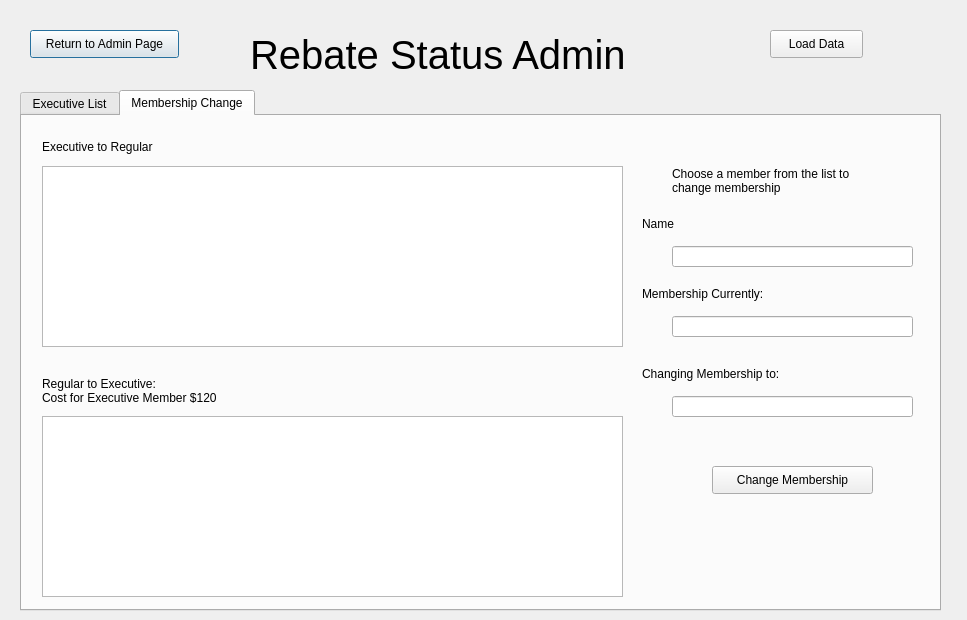
Old version of the form Project2/admin_rebate.ui in the repository tdragon00/CS1C_Project_2.
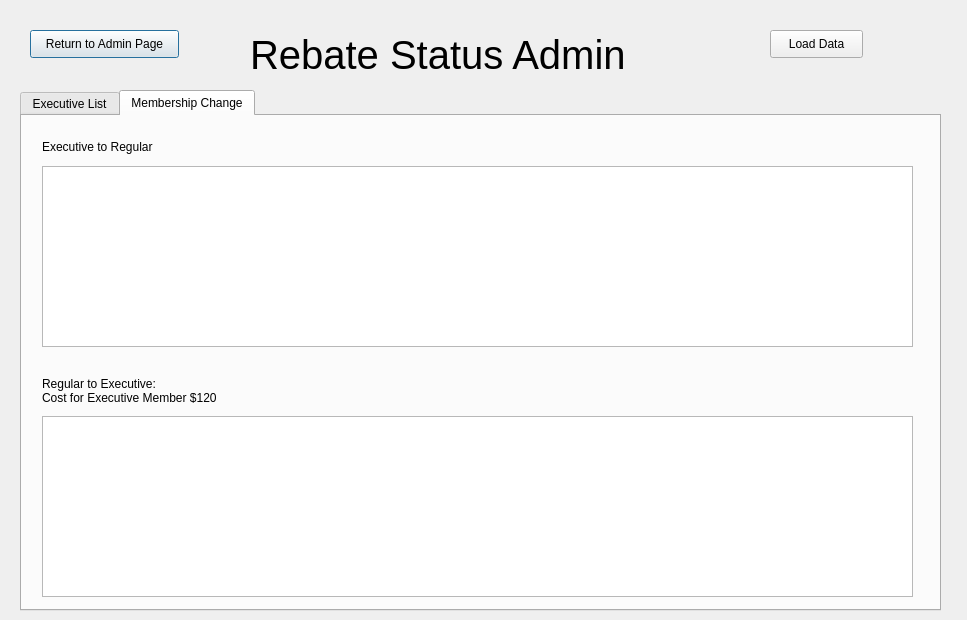
New version of the form.

Commit message:
Functionally rebate UI for admin and manager
Needs a test later on once the customers database is updated with the total purchases and total rebate.

Patch:
```diff
--- a/Project2/admin_rebate.ui
+++ b/Project2/admin_rebate.ui
@@ -80,7 +80,7 @@
       <rect>
        <x>20</x>
        <y>50</y>
-       <width>581</width>
+       <width>871</width>
        <height>181</height>
       </rect>
      </property>
@@ -90,7 +90,7 @@
       <rect>
        <x>20</x>
        <y>300</y>
-       <width>581</width>
+       <width>871</width>
        <height>181</height>
       </rect>
      </property>
@@ -122,102 +122,6 @@
 Cost for Executive Member $120</string>
      </property>
     </widget>
-    <widget class="QLabel" name="label">
-     <property name="geometry">
-      <rect>
-       <x>650</x>
-       <y>50</y>
-       <width>217</width>
-       <height>30</height>
-      </rect>
-     </property>
-     <property name="text">
-      <string>Choose a member from the list to 
-change membership</string>
-     </property>
-    </widget>
-    <widget class="QLabel" name="label_2">
-     <property name="geometry">
-      <rect>
-       <x>620</x>
-       <y>100</y>
-       <width>62</width>
-       <height>15</height>
-      </rect>
-     </property>
-     <property name="text">
-      <string>Name</string>
-     </property>
-    </widget>
-    <widget class="QLabel" name="label_3">
-     <property name="geometry">
-      <rect>
-       <x>620</x>
-       <y>170</y>
-       <width>142</width>
-       <height>15</height>
-      </rect>
-     </property>
-     <property name="text">
-      <string>Membership Currently:</string>
-     </property>
-    </widget>
-    <widget class="QLineEdit" name="nameLineEdit">
-     <property name="geometry">
-      <rect>
-       <x>650</x>
-       <y>130</y>
-       <width>241</width>
-       <height>21</height>
-      </rect>
-     </property>
-    </widget>
-    <widget class="QLineEdit" name="currentLineEdit">
-     <property name="geometry">
-      <rect>
-       <x>650</x>
-       <y>200</y>
-       <width>241</width>
-       <height>21</height>
-      </rect>
-     </property>
-    </widget>
-    <widget class="QLabel" name="label_5">
-     <property name="geometry">
-      <rect>
-       <x>620</x>
-       <y>250</y>
-       <width>159</width>
-       <height>15</height>
-      </rect>
-     </property>
-     <property name="text">
-      <string>Changing Membership to:</string>
-     </property>
-    </widget>
-    <widget class="QLineEdit" name="changeTypeLineEdit">
-     <property name="geometry">
-      <rect>
-       <x>650</x>
-       <y>280</y>
-       <width>241</width>
-       <height>21</height>
-      </rect>
-     </property>
-    </widget>
-    <widget class="QPushButton" name="pushButton">
-     <property name="geometry">
-      <rect>
-       <x>690</x>
-       <y>350</y>
-       <width>161</width>
-       <height>28</height>
-      </rect>
-     </property>
-     <property name="text">
-      <string>Change Membership</string>
-     </property>
-    </widget>
    </widget>
   </widget>
   <widget class="QPushButton" name="loadButton">
```
The commit also changes 5 other files.
